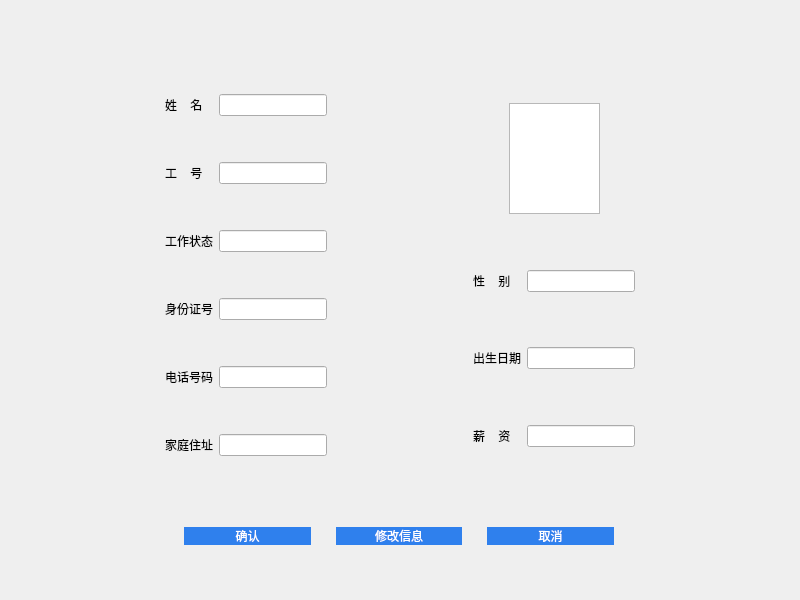
First picture: the form in 王景岳/project/EmployeeSystem/subpage/myInfomation.ui, repository Faran-sward/EmployeeSystem, before the edit.
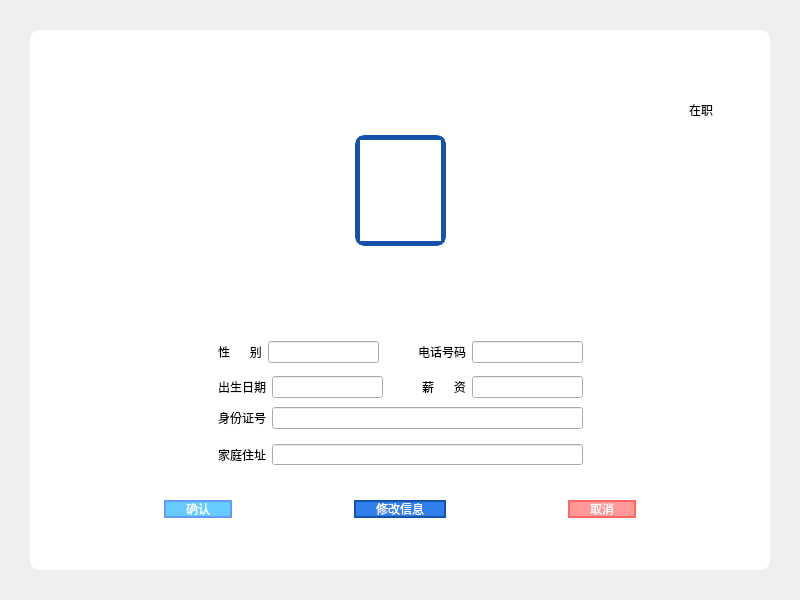
Second picture: the form after the edit.

```diff
--- a/王景岳/project/EmployeeSystem/subpage/myInfomation.ui
+++ b/王景岳/project/EmployeeSystem/subpage/myInfomation.ui
@@ -14,38 +14,32 @@
    <string>Widget</string>
   </property>
   <layout class="QGridLayout" name="gridLayout">
-   <item row="0" column="0">
-    <widget class="QWidget" name="bscwidget" native="true">
-     <property name="styleSheet">
-      <string notr="true"/>
-     </property>
-     <layout class="QGridLayout" name="gridLayout_6">
       <property name="leftMargin">
-       <number>20</number>
+    <number>30</number>
       </property>
       <property name="topMargin">
-       <number>20</number>
+    <number>30</number>
       </property>
       <property name="rightMargin">
-       <number>20</number>
+    <number>30</number>
       </property>
       <property name="bottomMargin">
-       <number>20</number>
-      </property>
-      <item row="0" column="1">
-       <spacer name="verticalSpacer_13">
-        <property name="orientation">
-         <enum>Qt::Vertical</enum>
-        </property>
-        <property name="sizeHint" stdset="0">
-         <size>
-          <width>20</width>
-          <height>18</height>
-         </size>
-        </property>
-       </spacer>
-      </item>
-      <item row="0" column="3">
+    <number>30</number>
+   </property>
+   <item row="0" column="0">
+    <widget class="QWidget" name="bscwidget" native="true">
+     <property name="styleSheet">
+      <string notr="true">#bscwidget {
+    background-color: #FFFFFF;
+    border-radius: 10px;
+}
+</string>
+     </property>
+     <layout class="QGridLayout" name="gridLayout_2">
+      <item row="0" column="0">
+       <widget class="QWidget" name="widget_2" native="true">
+        <layout class="QVBoxLayout" name="verticalLayout_4">
+         <item>
        <spacer name="verticalSpacer_6">
         <property name="orientation">
          <enum>Qt::Vertical</enum>
@@ -53,154 +47,207 @@
         <property name="sizeHint" stdset="0">
          <size>
           <width>20</width>
-          <height>18</height>
+             <height>65</height>
          </size>
         </property>
        </spacer>
       </item>
-      <item row="1" column="0">
-       <spacer name="horizontalSpacer_8">
-        <property name="orientation">
-         <enum>Qt::Horizontal</enum>
-        </property>
-        <property name="sizeHint" stdset="0">
-         <size>
-          <width>75</width>
-          <height>20</height>
-         </size>
-        </property>
-       </spacer>
-      </item>
-      <item row="1" column="1">
-       <layout class="QVBoxLayout" name="verticalLayout_2">
         <item>
-         <spacer name="verticalSpacer_8">
-          <property name="orientation">
-           <enum>Qt::Vertical</enum>
-          </property>
-          <property name="sizeHint" stdset="0">
-           <size>
-            <width>20</width>
-            <height>40</height>
-           </size>
-          </property>
-         </spacer>
-        </item>
+          <widget class="QWidget" name="bsctopwidget" native="true">
+           <property name="styleSheet">
+            <string notr="true">#bsctopwidget {
+    background-color: qlineargradient(x1:0, y1:0, x2:1, y2:0,
+                                      stop:0 #0072ff,
+                                      
+                                      stop:1 #00c6ff);
+    border-radius: 10px;
+}</string>
+           </property>
+           <layout class="QVBoxLayout" name="verticalLayout">
         <item>
+             <widget class="QWidget" name="widget" native="true">
          <layout class="QHBoxLayout" name="horizontalLayout_4">
+               <property name="rightMargin">
+                <number>30</number>
+               </property>
           <item>
-           <widget class="QLabel" name="label_20">
-            <property name="styleSheet">
-             <string notr="true">font: 25 10pt '微软雅黑 Light';</string>
-            </property>
-            <property name="text">
-             <string>姓    名</string>
-            </property>
-           </widget>
+                <spacer name="horizontalSpacer">
+                 <property name="orientation">
+                  <enum>Qt::Horizontal</enum>
+                 </property>
+                 <property name="sizeHint" stdset="0">
+                  <size>
+                   <width>643</width>
+                   <height>20</height>
+                  </size>
+                 </property>
+                </spacer>
           </item>
           <item>
-           <widget class="QLineEdit" name="bscName">
-            <property name="enabled">
-             <bool>true</bool>
-            </property>
-            <property name="sizePolicy">
-             <sizepolicy hsizetype="Preferred" vsizetype="Preferred">
-              <horstretch>0</horstretch>
-              <verstretch>0</verstretch>
-             </sizepolicy>
-            </property>
+                <widget class="QLabel" name="bscWorkstate">
             <property name="styleSheet">
              <string notr="true"/>
             </property>
+                 <property name="text">
+                  <string>在职</string>
+                 </property>
            </widget>
           </item>
          </layout>
+             </widget>
         </item>
         <item>
-         <spacer name="verticalSpacer_18">
+             <layout class="QHBoxLayout" name="horizontalLayout_14">
+              <item>
+               <spacer name="horizontalSpacer_2">
           <property name="orientation">
-           <enum>Qt::Vertical</enum>
+                 <enum>Qt::Horizontal</enum>
           </property>
           <property name="sizeHint" stdset="0">
            <size>
-            <width>20</width>
-            <height>40</height>
+                  <width>40</width>
+                  <height>20</height>
            </size>
           </property>
          </spacer>
+              </item>
+              <item>
+               <widget class="QGraphicsView" name="graphicsView">
+                <property name="minimumSize">
+                 <size>
+                  <width>91</width>
+                  <height>111</height>
+                 </size>
+                </property>
+                <property name="maximumSize">
+                 <size>
+                  <width>91</width>
+                  <height>111</height>
+                 </size>
+                </property>
+                <property name="styleSheet">
+                 <string notr="true">    border: 5px solid #1652AB;
+
+ border-radius: 10px;</string>
+                </property>
+               </widget>
+              </item>
+              <item>
+               <spacer name="horizontalSpacer_9">
+                <property name="orientation">
+                 <enum>Qt::Horizontal</enum>
+                </property>
+                <property name="sizeHint" stdset="0">
+                 <size>
+                  <width>40</width>
+                  <height>20</height>
+                 </size>
+                </property>
+               </spacer>
+              </item>
+             </layout>
         </item>
         <item>
          <layout class="QHBoxLayout" name="horizontalLayout_5">
           <item>
-           <widget class="QLabel" name="label_22">
+               <spacer name="horizontalSpacer_3">
+                <property name="orientation">
+                 <enum>Qt::Horizontal</enum>
+                </property>
+                <property name="sizeHint" stdset="0">
+                 <size>
+                  <width>40</width>
+                  <height>20</height>
+                 </size>
+                </property>
+               </spacer>
+              </item>
+              <item>
+               <widget class="QLabel" name="bscName">
             <property name="styleSheet">
-             <string notr="true">font: 25 10pt '微软雅黑 Light';</string>
+                 <string notr="true">#bscName {
+    font: 25 10pt '微软雅黑 Light';
+    color: rgb(255,255,255);
+}</string>
             </property>
             <property name="text">
-             <string>工    号</string>
+                 <string>姓    名</string>
             </property>
            </widget>
           </item>
           <item>
-           <widget class="QLineEdit" name="bscId">
-            <property name="enabled">
-             <bool>true</bool>
-            </property>
-            <property name="sizePolicy">
-             <sizepolicy hsizetype="Preferred" vsizetype="Preferred">
-              <horstretch>0</horstretch>
-              <verstretch>0</verstretch>
-             </sizepolicy>
-            </property>
-            <property name="styleSheet">
-             <string notr="true"/>
-            </property>
-           </widget>
+               <spacer name="horizontalSpacer_4">
+                <property name="orientation">
+                 <enum>Qt::Horizontal</enum>
+                </property>
+                <property name="sizeHint" stdset="0">
+                 <size>
+                  <width>40</width>
+                  <height>20</height>
+                 </size>
+                </property>
+               </spacer>
           </item>
          </layout>
         </item>
-        <item>
-         <spacer name="verticalSpacer_9">
-          <property name="orientation">
-           <enum>Qt::Vertical</enum>
-          </property>
-          <property name="sizeHint" stdset="0">
-           <size>
-            <width>20</width>
-            <height>40</height>
-           </size>
-          </property>
-         </spacer>
-        </item>
         <item>
          <layout class="QHBoxLayout" name="horizontalLayout_6">
           <item>
-           <widget class="QLabel" name="label_26">
+               <spacer name="horizontalSpacer_6">
+                <property name="orientation">
+                 <enum>Qt::Horizontal</enum>
+                </property>
+                <property name="sizeHint" stdset="0">
+                 <size>
+                  <width>40</width>
+                  <height>20</height>
+                 </size>
+                </property>
+               </spacer>
+              </item>
+              <item>
+               <widget class="QLabel" name="bscID">
             <property name="styleSheet">
-             <string notr="true">font: 25 10pt '微软雅黑 Light';</string>
+                 <string notr="true">#bscID {
+    font: 25 10pt '微软雅黑 Light';
+    color: rgb(255,255,255);
+}</string>
             </property>
             <property name="text">
-             <string>工作状态</string>
+                 <string>工    号</string>
             </property>
            </widget>
           </item>
           <item>
-           <widget class="QLineEdit" name="bscWorkstate">
-            <property name="enabled">
-             <bool>true</bool>
-            </property>
-            <property name="sizePolicy">
-             <sizepolicy hsizetype="Preferred" vsizetype="Preferred">
-              <horstretch>0</horstretch>
-              <verstretch>0</verstretch>
-             </sizepolicy>
-            </property>
-            <property name="styleSheet">
-             <string notr="true"/>
-            </property>
-           </widget>
-          </item>
-         </layout>
+               <spacer name="horizontalSpacer_5">
+                <property name="orientation">
+                 <enum>Qt::Horizontal</enum>
+                </property>
+                <property name="sizeHint" stdset="0">
+                 <size>
+                  <width>40</width>
+                  <height>20</height>
+                 </size>
+                </property>
+               </spacer>
+              </item>
+             </layout>
+            </item>
+           </layout>
+          </widget>
+         </item>
+         <item>
+          <spacer name="verticalSpacer_11">
+           <property name="orientation">
+            <enum>Qt::Vertical</enum>
+           </property>
+           <property name="sizeHint" stdset="0">
+            <size>
+             <width>20</width>
+             <height>40</height>
+            </size>
+           </property>
+          </spacer>
         </item>
         <item>
          <spacer name="verticalSpacer_10">
@@ -216,19 +263,59 @@
          </spacer>
         </item>
         <item>
+          <spacer name="verticalSpacer_9">
+           <property name="orientation">
+            <enum>Qt::Vertical</enum>
+           </property>
+           <property name="sizeHint" stdset="0">
+            <size>
+             <width>20</width>
+             <height>1</height>
+            </size>
+           </property>
+          </spacer>
+         </item>
+         <item>
+          <layout class="QHBoxLayout" name="horizontalLayout_13">
+           <item>
+            <spacer name="horizontalSpacer_22">
+             <property name="orientation">
+              <enum>Qt::Horizontal</enum>
+             </property>
+             <property name="sizeHint" stdset="0">
+              <size>
+               <width>18</width>
+               <height>20</height>
+              </size>
+             </property>
+            </spacer>
+           </item>
+           <item>
+            <widget class="QWidget" name="widget1" native="true">
+             <property name="styleSheet">
+              <string notr="true">#widget1 {
+    background-color: white;
+
+    box-shadow: 0px 0px 20px 5px rgba(0, 102, 255, 0.5);
+}</string>
+             </property>
+             <layout class="QVBoxLayout" name="verticalLayout_2">
+              <item>
+               <layout class="QHBoxLayout" name="horizontalLayout_11">
+                <item>
          <layout class="QHBoxLayout" name="horizontalLayout_7">
           <item>
-           <widget class="QLabel" name="label_25">
+                   <widget class="QLabel" name="label_24">
             <property name="styleSheet">
              <string notr="true">font: 25 10pt '微软雅黑 Light';</string>
             </property>
             <property name="text">
-             <string>身份证号</string>
+                     <string>性      别</string>
             </property>
            </widget>
           </item>
           <item>
-           <widget class="QLineEdit" name="bscIDNumber">
+                   <widget class="QLineEdit" name="bscSex">
             <property name="enabled">
              <bool>true</bool>
             </property>
@@ -238,6 +325,12 @@
               <verstretch>0</verstretch>
              </sizepolicy>
             </property>
+                    <property name="minimumSize">
+                     <size>
+                      <width>111</width>
+                      <height>22</height>
+                     </size>
+                    </property>
             <property name="styleSheet">
              <string notr="true"/>
             </property>
@@ -246,14 +339,14 @@
          </layout>
         </item>
         <item>
-         <spacer name="verticalSpacer_11">
+                 <spacer name="horizontalSpacer_7">
           <property name="orientation">
-           <enum>Qt::Vertical</enum>
+                   <enum>Qt::Horizontal</enum>
           </property>
           <property name="sizeHint" stdset="0">
            <size>
-            <width>20</width>
-            <height>40</height>
+                    <width>18</width>
+                    <height>20</height>
            </size>
           </property>
          </spacer>
@@ -281,6 +374,12 @@
               <verstretch>0</verstretch>
              </sizepolicy>
             </property>
+                    <property name="minimumSize">
+                     <size>
+                      <width>111</width>
+                      <height>22</height>
+                     </size>
+                    </property>
             <property name="styleSheet">
              <string notr="true"/>
             </property>
@@ -288,22 +387,175 @@
           </item>
          </layout>
         </item>
+               </layout>
+              </item>
         <item>
-         <spacer name="verticalSpacer_14">
+               <spacer name="verticalSpacer_3">
           <property name="orientation">
            <enum>Qt::Vertical</enum>
           </property>
           <property name="sizeHint" stdset="0">
            <size>
-            <width>20</width>
-            <height>40</height>
+                  <width>18</width>
+                  <height>17</height>
            </size>
           </property>
          </spacer>
         </item>
+              <item>
+               <layout class="QHBoxLayout" name="horizontalLayout_12">
         <item>
          <layout class="QHBoxLayout" name="horizontalLayout_9">
           <item>
+                   <widget class="QLabel" name="label_29">
+                    <property name="styleSheet">
+                     <string notr="true">font: 25 10pt '微软雅黑 Light';</string>
+                    </property>
+                    <property name="text">
+                     <string>出生日期</string>
+                    </property>
+                   </widget>
+                  </item>
+                  <item>
+                   <widget class="QLineEdit" name="bscBirth">
+                    <property name="enabled">
+                     <bool>true</bool>
+                    </property>
+                    <property name="sizePolicy">
+                     <sizepolicy hsizetype="Preferred" vsizetype="Preferred">
+                      <horstretch>0</horstretch>
+                      <verstretch>0</verstretch>
+                     </sizepolicy>
+                    </property>
+                    <property name="minimumSize">
+                     <size>
+                      <width>111</width>
+                      <height>22</height>
+                     </size>
+                    </property>
+                    <property name="styleSheet">
+                     <string notr="true"/>
+                    </property>
+                   </widget>
+                  </item>
+                 </layout>
+                </item>
+                <item>
+                 <spacer name="horizontalSpacer_8">
+                  <property name="orientation">
+                   <enum>Qt::Horizontal</enum>
+                  </property>
+                  <property name="sizeHint" stdset="0">
+                   <size>
+                    <width>18</width>
+                    <height>20</height>
+                   </size>
+                  </property>
+                 </spacer>
+                </item>
+                <item>
+                 <layout class="QHBoxLayout" name="horizontalLayout_10">
+                  <item>
+                   <widget class="QLabel" name="label_23">
+                    <property name="styleSheet">
+                     <string notr="true">font: 25 10pt '微软雅黑 Light';</string>
+                    </property>
+                    <property name="text">
+                     <string>薪      资</string>
+                    </property>
+                   </widget>
+                  </item>
+                  <item>
+                   <widget class="QLineEdit" name="bscSalary">
+                    <property name="enabled">
+                     <bool>true</bool>
+                    </property>
+                    <property name="sizePolicy">
+                     <sizepolicy hsizetype="Preferred" vsizetype="Preferred">
+                      <horstretch>0</horstretch>
+                      <verstretch>0</verstretch>
+                     </sizepolicy>
+                    </property>
+                    <property name="minimumSize">
+                     <size>
+                      <width>111</width>
+                      <height>22</height>
+                     </size>
+                    </property>
+                    <property name="styleSheet">
+                     <string notr="true"/>
+                    </property>
+                   </widget>
+                  </item>
+                 </layout>
+                </item>
+               </layout>
+              </item>
+              <item>
+               <spacer name="verticalSpacer_8">
+                <property name="orientation">
+                 <enum>Qt::Vertical</enum>
+                </property>
+                <property name="sizeHint" stdset="0">
+                 <size>
+                  <width>20</width>
+                  <height>13</height>
+                 </size>
+                </property>
+               </spacer>
+              </item>
+              <item>
+               <layout class="QHBoxLayout" name="horizontalLayout_2">
+                <item>
+                 <widget class="QLabel" name="label_25">
+                  <property name="styleSheet">
+                   <string notr="true">font: 25 10pt '微软雅黑 Light';</string>
+                  </property>
+                  <property name="text">
+                   <string>身份证号</string>
+                  </property>
+                 </widget>
+                </item>
+                <item>
+                 <widget class="QLineEdit" name="bscIDNumber">
+                  <property name="enabled">
+                   <bool>true</bool>
+                  </property>
+                  <property name="sizePolicy">
+                   <sizepolicy hsizetype="Preferred" vsizetype="Preferred">
+                    <horstretch>0</horstretch>
+                    <verstretch>0</verstretch>
+                   </sizepolicy>
+                  </property>
+                  <property name="minimumSize">
+                   <size>
+                    <width>311</width>
+                    <height>22</height>
+                   </size>
+                  </property>
+                  <property name="styleSheet">
+                   <string notr="true"/>
+                  </property>
+                 </widget>
+                </item>
+               </layout>
+              </item>
+              <item>
+               <spacer name="verticalSpacer_7">
+                <property name="orientation">
+                 <enum>Qt::Vertical</enum>
+                </property>
+                <property name="sizeHint" stdset="0">
+                 <size>
+                  <width>17</width>
+                  <height>19</height>
+                 </size>
+                </property>
+               </spacer>
+              </item>
+              <item>
+               <layout class="QHBoxLayout" name="horizontalLayout_3">
+                <item>
            <widget class="QLabel" name="label_21">
             <property name="styleSheet">
              <string notr="true">font: 25 10pt '微软雅黑 Light';</string>
@@ -324,6 +576,12 @@
               <verstretch>0</verstretch>
              </sizepolicy>
             </property>
+                  <property name="minimumSize">
+                   <size>
+                    <width>311</width>
+                    <height>21</height>
+                   </size>
+                  </property>
             <property name="styleSheet">
              <string notr="true"/>
             </property>
@@ -331,48 +589,25 @@
           </item>
          </layout>
         </item>
-        <item>
-         <spacer name="verticalSpacer_17">
-          <property name="orientation">
-           <enum>Qt::Vertical</enum>
-          </property>
-          <property name="sizeHint" stdset="0">
-           <size>
-            <width>20</width>
-            <height>40</height>
-           </size>
-          </property>
-         </spacer>
-        </item>
-       </layout>
-      </item>
-      <item row="1" column="2">
-       <spacer name="horizontalSpacer_10">
+             </layout>
+            </widget>
+           </item>
+           <item>
+            <spacer name="horizontalSpacer_23">
         <property name="orientation">
          <enum>Qt::Horizontal</enum>
         </property>
         <property name="sizeHint" stdset="0">
          <size>
-          <width>75</width>
+               <width>28</width>
           <height>20</height>
          </size>
         </property>
        </spacer>
       </item>
-      <item row="1" column="4">
-       <spacer name="horizontalSpacer_9">
-        <property name="orientation">
-         <enum>Qt::Horizontal</enum>
-        </property>
-        <property name="sizeHint" stdset="0">
-         <size>
-          <width>75</width>
-          <height>20</height>
-         </size>
-        </property>
-       </spacer>
-      </item>
-      <item row="2" column="1">
+          </layout>
+         </item>
+         <item>
        <spacer name="verticalSpacer_12">
         <property name="orientation">
          <enum>Qt::Vertical</enum>
@@ -380,39 +615,52 @@
         <property name="sizeHint" stdset="0">
          <size>
           <width>20</width>
-          <height>19</height>
+             <height>40</height>
          </size>
         </property>
        </spacer>
       </item>
-      <item row="2" column="3">
-       <spacer name="verticalSpacer_5">
+         <item>
+          <spacer name="verticalSpacer_13">
         <property name="orientation">
          <enum>Qt::Vertical</enum>
         </property>
         <property name="sizeHint" stdset="0">
          <size>
           <width>20</width>
-          <height>19</height>
+             <height>40</height>
          </size>
         </property>
        </spacer>
       </item>
-      <item row="3" column="0">
-       <spacer name="horizontalSpacer_2">
+         <item>
+          <spacer name="verticalSpacer_4">
+           <property name="orientation">
+            <enum>Qt::Vertical</enum>
+           </property>
+           <property name="sizeHint" stdset="0">
+            <size>
+             <width>20</width>
+             <height>0</height>
+            </size>
+           </property>
+          </spacer>
+         </item>
+         <item>
+          <layout class="QHBoxLayout" name="horizontalLayout">
+           <item>
+            <spacer name="horizontalSpacer_14">
         <property name="orientation">
          <enum>Qt::Horizontal</enum>
         </property>
         <property name="sizeHint" stdset="0">
          <size>
-          <width>75</width>
+               <width>13</width>
           <height>20</height>
          </size>
         </property>
        </spacer>
       </item>
-      <item row="3" column="1" colspan="3">
-       <layout class="QHBoxLayout" name="horizontalLayout_13">
         <item>
          <widget class="QPushButton" name="bscEnsure">
           <property name="sizePolicy">
@@ -433,19 +681,19 @@
     color: rgb(255,255,255);
 	padding-left:20px;
 	padding-right:20px;
-    background-color: #2F80ED;
-    border: 2px solid #2F80ED;
+    background-color: #66CCFF;
+    border: 2px solid #6699FF;
     border-radius: 10px;
 }
 
 #bscEnsure:hover {
- 	border: 2px solid #1652AB;
-    background-color: #1652AB;
+ 	border: 2px solid #6699FF;
+    background-color: #6699FF;
 }
 
 #bscEnsure:pressed {
 	 border: 2px solid #FFFFFF;
-    background-color: #1652AB;
+    background-color: #6699FF;
 }</string>
           </property>
           <property name="text">
@@ -453,6 +701,19 @@
           </property>
          </widget>
         </item>
+           <item>
+            <spacer name="horizontalSpacer_11">
+             <property name="orientation">
+              <enum>Qt::Horizontal</enum>
+             </property>
+             <property name="sizeHint" stdset="0">
+              <size>
+               <width>40</width>
+               <height>20</height>
+              </size>
+             </property>
+            </spacer>
+           </item>
         <item>
          <widget class="QPushButton" name="bscChangeInfo">
           <property name="sizePolicy">
@@ -474,7 +735,7 @@
 	padding-left:20px;
 	padding-right:20px;
     background-color: #2F80ED;
-    border: 2px solid #2F80ED;
+    border: 2px solid #1652AB;
     border-radius: 10px;
 
 }
@@ -494,6 +755,19 @@
           </property>
          </widget>
         </item>
+           <item>
+            <spacer name="horizontalSpacer_12">
+             <property name="orientation">
+              <enum>Qt::Horizontal</enum>
+             </property>
+             <property name="sizeHint" stdset="0">
+              <size>
+               <width>40</width>
+               <height>20</height>
+              </size>
+             </property>
+            </spacer>
+           </item>
         <item>
          <widget class="QPushButton" name="bscCancel">
           <property name="sizePolicy">
@@ -514,19 +788,19 @@
     color: rgb(255,255,255);
 	padding-left:20px;
 	padding-right:20px;
-    background-color: #2F80ED;
-    border: 2px solid #2F80ED;
+    background-color: #FF9999;
+    border: 2px solid #FF6666;
     border-radius: 10px;
 }
 
 #bscCancel:hover {
- 	border: 2px solid #1652AB;
-    background-color: #1652AB;
+ 	border: 2px solid #FF6666;
+    background-color: #FF6666;
 }
 
 #bscCancel:pressed {
 	 border: 2px solid #FFFFFF;
-    background-color: #1652AB;
+    background-color: #FF6666;
 }</string>
           </property>
           <property name="text">
@@ -534,247 +808,36 @@
           </property>
          </widget>
         </item>
-       </layout>
-      </item>
-      <item row="3" column="4">
-       <spacer name="horizontalSpacer_3">
+           <item>
+            <spacer name="horizontalSpacer_13">
         <property name="orientation">
          <enum>Qt::Horizontal</enum>
         </property>
         <property name="sizeHint" stdset="0">
          <size>
-          <width>75</width>
+               <width>40</width>
           <height>20</height>
          </size>
         </property>
        </spacer>
       </item>
-      <item row="4" column="1">
-       <spacer name="verticalSpacer_4">
-        <property name="orientation">
-         <enum>Qt::Vertical</enum>
-        </property>
-        <property name="sizeHint" stdset="0">
-         <size>
-          <width>20</width>
-          <height>18</height>
-         </size>
-        </property>
-       </spacer>
-      </item>
-      <item row="4" column="3">
-       <spacer name="verticalSpacer_15">
-        <property name="orientation">
-         <enum>Qt::Vertical</enum>
-        </property>
-        <property name="sizeHint" stdset="0">
-         <size>
-          <width>20</width>
-          <height>18</height>
-         </size>
-        </property>
-       </spacer>
-      </item>
-      <item row="1" column="3">
-       <layout class="QGridLayout" name="gridLayout_5">
-        <item row="1" column="1">
-         <widget class="QGraphicsView" name="graphicsView">
-          <property name="minimumSize">
-           <size>
-            <width>91</width>
-            <height>111</height>
-           </size>
-          </property>
-          <property name="maximumSize">
-           <size>
-            <width>91</width>
-            <height>111</height>
-           </size>
-          </property>
-         </widget>
-        </item>
-        <item row="3" column="0" colspan="3">
-         <layout class="QHBoxLayout" name="horizontalLayout_10">
-          <item>
-           <widget class="QLabel" name="label_24">
-            <property name="styleSheet">
-             <string notr="true">font: 25 10pt '微软雅黑 Light';</string>
-            </property>
-            <property name="text">
-             <string>性    别</string>
-            </property>
-           </widget>
-          </item>
-          <item>
-           <widget class="QLineEdit" name="bscSex">
-            <property name="enabled">
-             <bool>true</bool>
-            </property>
-            <property name="sizePolicy">
-             <sizepolicy hsizetype="Preferred" vsizetype="Preferred">
-              <horstretch>0</horstretch>
-              <verstretch>0</verstretch>
-             </sizepolicy>
-            </property>
-            <property name="styleSheet">
-             <string notr="true"/>
-            </property>
-           </widget>
-          </item>
-         </layout>
-        </item>
-        <item row="4" column="1">
-         <spacer name="verticalSpacer_2">
-          <property name="orientation">
-           <enum>Qt::Vertical</enum>
-          </property>
-          <property name="sizeHint" stdset="0">
-           <size>
-            <width>20</width>
-            <height>40</height>
-           </size>
-          </property>
-         </spacer>
-        </item>
-        <item row="7" column="0" colspan="3">
-         <layout class="QHBoxLayout" name="horizontalLayout_12">
+          </layout>
+         </item>
           <item>
-           <widget class="QLabel" name="label_23">
-            <property name="styleSheet">
-             <string notr="true">font: 25 10pt '微软雅黑 Light';</string>
-            </property>
-            <property name="text">
-             <string>薪    资</string>
-            </property>
-           </widget>
-          </item>
-          <item>
-           <widget class="QLineEdit" name="bscSalary">
-            <property name="enabled">
-             <bool>true</bool>
-            </property>
-            <property name="sizePolicy">
-             <sizepolicy hsizetype="Preferred" vsizetype="Preferred">
-              <horstretch>0</horstretch>
-              <verstretch>0</verstretch>
-             </sizepolicy>
-            </property>
-            <property name="styleSheet">
-             <string notr="true"/>
-            </property>
-           </widget>
-          </item>
-         </layout>
-        </item>
-        <item row="1" column="2">
-         <spacer name="horizontalSpacer_7">
+          <spacer name="verticalSpacer_5">
           <property name="orientation">
-           <enum>Qt::Horizontal</enum>
-          </property>
-          <property name="sizeHint" stdset="0">
-           <size>
-            <width>13</width>
-            <height>20</height>
-           </size>
-          </property>
-         </spacer>
-        </item>
-        <item row="6" column="1">
-         <spacer name="verticalSpacer_20">
-          <property name="orientation">
            <enum>Qt::Vertical</enum>
           </property>
           <property name="sizeHint" stdset="0">
            <size>
             <width>20</width>
-            <height>40</height>
+             <height>64</height>
            </size>
           </property>
          </spacer>
         </item>
-        <item row="2" column="1">
-         <spacer name="verticalSpacer_7">
-          <property name="orientation">
-           <enum>Qt::Vertical</enum>
-          </property>
-          <property name="sizeHint" stdset="0">
-           <size>
-            <width>20</width>
-            <height>40</height>
-           </size>
-          </property>
-         </spacer>
-        </item>
-        <item row="1" column="0">
-         <spacer name="horizontalSpacer_4">
-          <property name="orientation">
-           <enum>Qt::Horizontal</enum>
-          </property>
-          <property name="sizeHint" stdset="0">
-           <size>
-            <width>18</width>
-            <height>20</height>
-           </size>
-          </property>
-         </spacer>
-        </item>
-        <item row="0" column="1">
-         <spacer name="verticalSpacer_19">
-          <property name="orientation">
-           <enum>Qt::Vertical</enum>
-          </property>
-          <property name="sizeHint" stdset="0">
-           <size>
-            <width>20</width>
-            <height>40</height>
-           </size>
-          </property>
-         </spacer>
-        </item>
-        <item row="5" column="0" colspan="3">
-         <layout class="QHBoxLayout" name="horizontalLayout_11">
-          <item>
-           <widget class="QLabel" name="label_29">
-            <property name="styleSheet">
-             <string notr="true">font: 25 10pt '微软雅黑 Light';</string>
-            </property>
-            <property name="text">
-             <string>出生日期</string>
-            </property>
-           </widget>
-          </item>
-          <item>
-           <widget class="QLineEdit" name="bscBirth">
-            <property name="enabled">
-             <bool>true</bool>
-            </property>
-            <property name="sizePolicy">
-             <sizepolicy hsizetype="Preferred" vsizetype="Preferred">
-              <horstretch>0</horstretch>
-              <verstretch>0</verstretch>
-             </sizepolicy>
-            </property>
-            <property name="styleSheet">
-             <string notr="true"/>
-            </property>
-           </widget>
-          </item>
-         </layout>
-        </item>
-        <item row="8" column="1">
-         <spacer name="verticalSpacer_21">
-          <property name="orientation">
-           <enum>Qt::Vertical</enum>
-          </property>
-          <property name="sizeHint" stdset="0">
-           <size>
-            <width>20</width>
-            <height>40</height>
-           </size>
-          </property>
-         </spacer>
-        </item>
-       </layout>
+        </layout>
+       </widget>
       </item>
      </layout>
     </widget>
```
Lines whose indentation alone changed are shown as unchanged.
